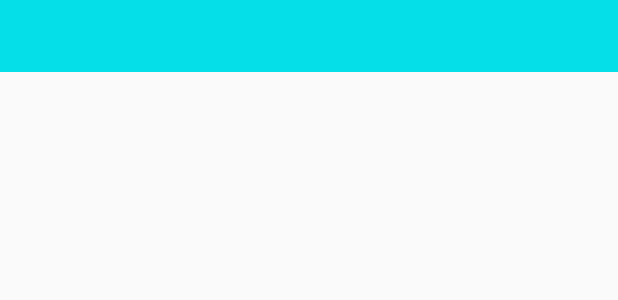
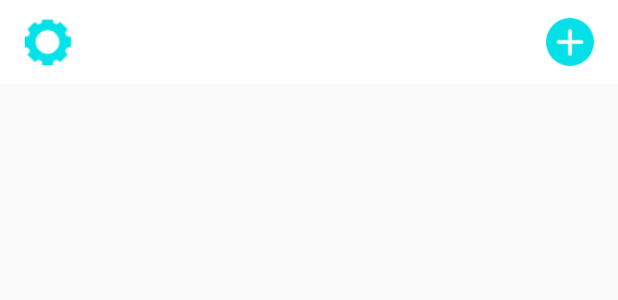
Before and after one commit to hieplebstar/hubble, an Android app: the layout activity_main.xml on its own in the app's theme, with its tools: preview values and no code run, on a phone screen of 412 x 824 dp. Shown: the top 300 px of the screen. Run offline under Robolectric (Android 15) with nearby library versions, the phone set to English and light mode, and no system bars.

Commit message:
create toolbar

```diff
--- a/app/src/main/java/com/cinatic/demo2/activities/main/MainActivity.java
+++ b/app/src/main/java/com/cinatic/demo2/activities/main/MainActivity.java
@@ -4,6 +4,7 @@ import android.support.v4.app.Fragment;
 import android.os.Bundle;
 import android.support.v7.widget.Toolbar;
 import android.view.View;
+import android.widget.TextView;
 
 import com.android.appkit.ActionBarMode;
 import com.android.appkit.activity.BaseFragmentActivity;
@@ -23,6 +24,8 @@ public class MainActivity extends BaseFragmentActivity implements MainView{
     View mMainContainer;
     @BindView(R.id.framelayout_tab_main)
     View mBottomTabContainer;
+    @BindView(R.id.textview_title_main)
+    TextView mTitleTextView;
 
     private Unbinder mUnbinder;
     private MainPresenter mPresenter;
@@ -63,6 +66,11 @@ public class MainActivity extends BaseFragmentActivity implements MainView{
                 mToolbar.setVisibility(View.GONE);
                 mBottomTabContainer.setVisibility(View.GONE);
                 break;
+            case OVERLAY_MODE:
+                mToolbar.setVisibility(View.VISIBLE);
+                mBottomTabContainer.setVisibility(View.VISIBLE);
+                break;
         }
+        mTitleTextView.setText(title);
     }
 }
--- a/app/src/main/res/layout/activity_main.xml
+++ b/app/src/main/res/layout/activity_main.xml
@@ -16,10 +16,42 @@
             android:layout_width="match_parent"
             android:layout_height="wrap_content"
             android:layout_alignParentTop="true"
-            android:background="@color/colorAccent"
+            android:background="@color/white"
             android:minHeight="?attr/actionBarSize"
-            app:popupTheme="@style/ThemeOverlay.AppCompat.Light"
-            app:theme="@android:style/Theme.Black">
+            app:popupTheme="@style/ThemeOverlay.AppCompat.Light">
+
+            <RelativeLayout
+                android:layout_width="match_parent"
+                android:layout_height="match_parent"
+                android:layout_marginRight="@dimen/Android_Design_rhythmThird">
+
+                <ImageView
+                    android:id="@+id/imageview_menu_setting_main"
+                    android:layout_width="@dimen/Android_Design_rhythmTwoThirds"
+                    android:layout_height="@dimen/Android_Design_rhythmTwoThirds"
+                    android:layout_alignParentLeft="true"
+                    android:layout_centerInParent="true"
+                    android:src="@drawable/ic_setting" />
+
+                <TextView
+                    android:id="@+id/textview_title_main"
+                    android:layout_width="match_parent"
+                    android:layout_height="wrap_content"
+                    android:layout_centerInParent="true"
+                    android:layout_toLeftOf="@+id/imageview_menu_plus_main"
+                    android:layout_toRightOf="@+id/imageview_menu_setting_main"
+                    android:gravity="center"
+                    android:textAppearance="@style/App.TextAppearance.LargeBlack" />
+
+                <ImageView
+                    android:id="@+id/imageview_menu_plus_main"
+                    android:layout_width="@dimen/Android_Design_rhythmTwoThirds"
+                    android:layout_height="@dimen/Android_Design_rhythmTwoThirds"
+                    android:layout_alignParentRight="true"
+                    android:layout_centerInParent="true"
+                    android:src="@drawable/ic_plus"
+                    android:tint="@color/colorAccent" />
+            </RelativeLayout>
         </android.support.v7.widget.Toolbar>
 
         <FrameLayout
```
